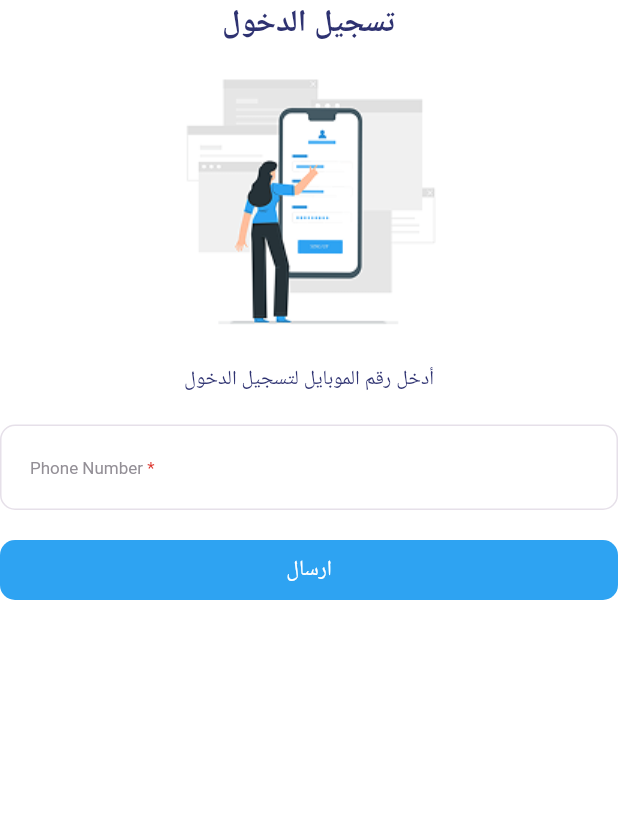
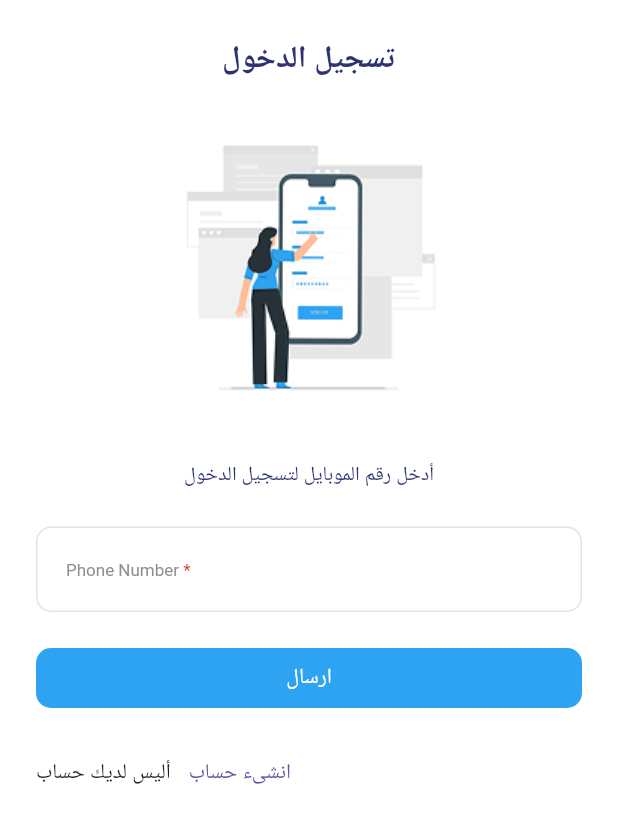
Before and after one commit to NazeeraAlkhoury/HomeClean, a Flutter app: the screen it shows after launch, on a phone screen of 412 x 824 dp. Shown: the top 823 px of the screen. Run offline on Flutter 3.47's test engine with Material 3 defaults, Android fonts, the phone set to English and light mode, and no system bars; our stand-ins replace google_fonts; Roboto replaces fonts that are missing (Cairo).

Commit message:
refactoring code.

```diff
--- a/lib/modules/authentication/presentation/widgets/login_screen_body.dart
+++ b/lib/modules/authentication/presentation/widgets/login_screen_body.dart
@@ -13,35 +13,48 @@ class LoginScreenBody extends StatelessWidget {
   Widget build(BuildContext context) {
     return Scaffold(
       body: SafeArea(
+        child: Padding(
+          padding: const EdgeInsets.all(24),
           child: Column(
+            // mainAxisAlignment: MainAxisAlignment.center,
             children: [
               Text(
                 'تسجيل الدخول',
                 style: AppTextStyles.styleBold20(context),
               ),
               const SizedBox(
-              height: 10,
+                height: 30,
               ),
               Image.asset(AppImageAssets.mobileLogin),
               const SizedBox(
-              height: 10,
+                height: 30,
               ),
               Text(
                 'أدخل رقم الموبايل لتسجيل الدخول',
                 style: AppTextStyles.styleRegular13(context),
               ),
               const SizedBox(
-              height: 20,
+                height: 24,
               ),
               const CustomFormField(),
               const SizedBox(
-              height: 20,
+                height: 24,
               ),
               AppButton(
                 label: 'ارسال',
                 onPressed: () {},
               ),
+              const SizedBox(
+                height: 20,
+              ),
+              Row(
+                children: [
+                  const Text('أليس لديك حساب'),
+                  TextButton(onPressed: () {}, child: const Text('انشىء حساب')),
                 ],
+              ),
+            ],
+          ),
         ),
       ),
     );
```
Also changed, not shown: lib/core/utils/app_text_styles.dart (+0 -42 lines). Lines whose indentation alone changed are shown as unchanged.
